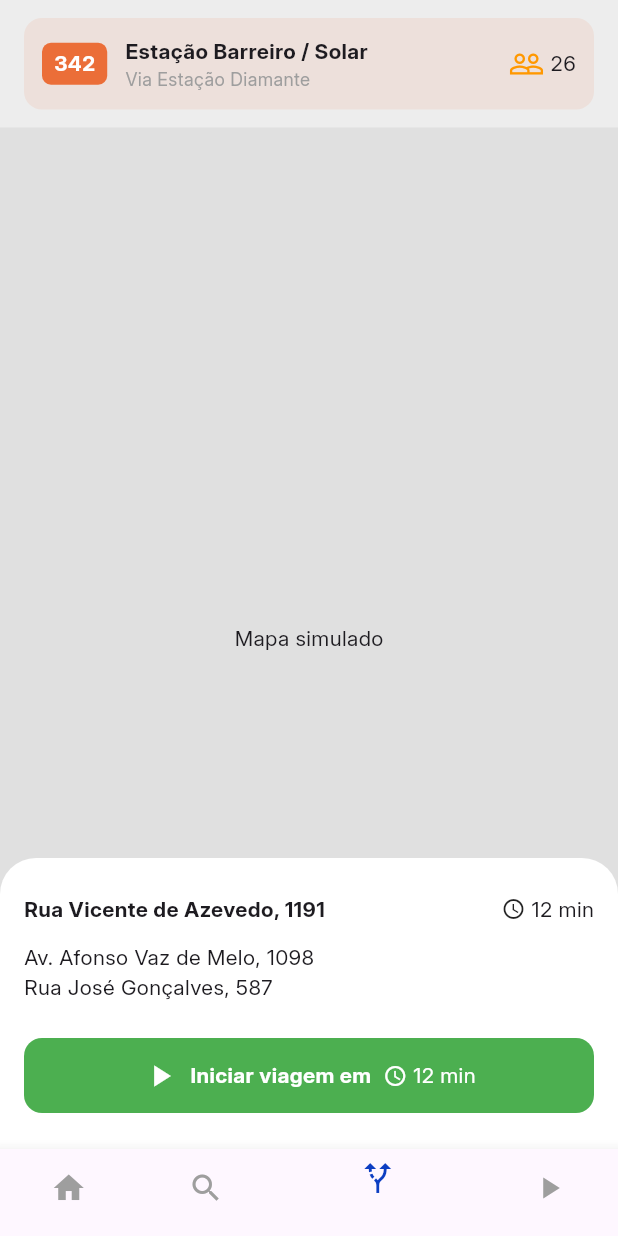
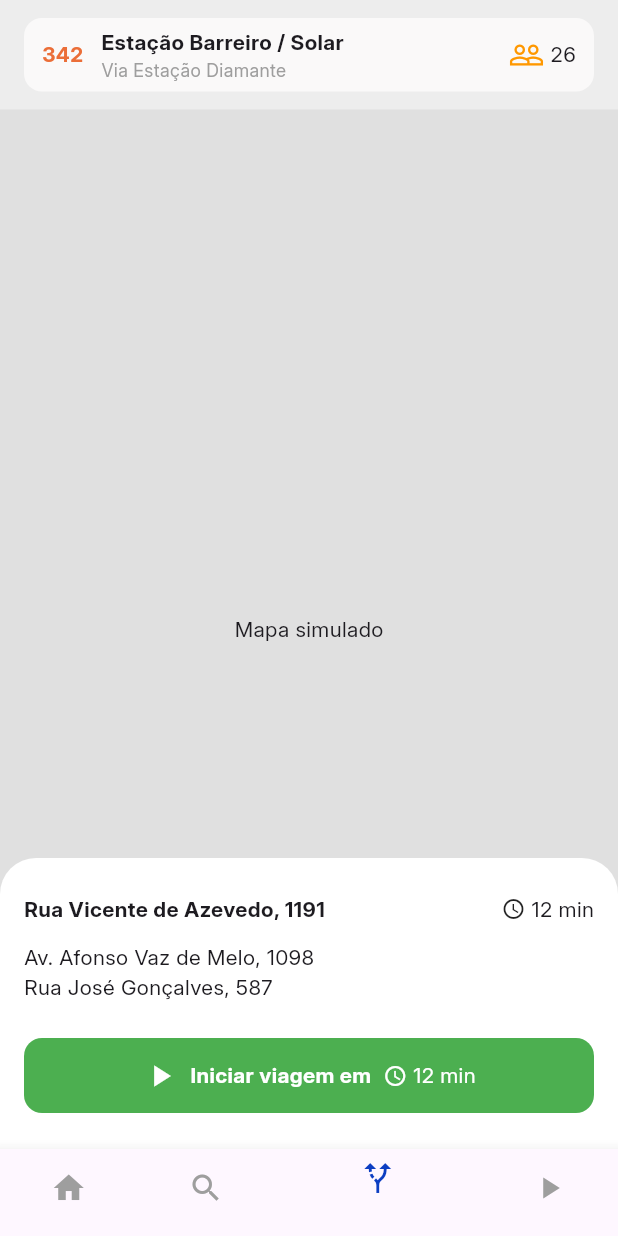
Before and after one commit to anaclaravr/wemoove_mobile, a Flutter app: the RouteScreen screen opened by its route, on a phone screen of 412 x 824 dp. Run offline on Flutter 3.47's test engine with Material 3 defaults, Android fonts, the phone set to English and light mode, and no system bars.

Commit message:
Ajustes de layout

```diff
--- a/lib/screens/route_screen.dart
+++ b/lib/screens/route_screen.dart
@@ -14,7 +14,7 @@ class RouteScreen extends StatelessWidget {
           if (index == 0) {
             Navigator.pushReplacementNamed(context, '/home');
           }
-          // Aqui pode implementar os outros índices se quiser
+          // Outras abas podem ser implementadas aqui
         },
         selectedItemColor: AppColors.azulNavegacao,
         unselectedItemColor: Colors.grey,
@@ -32,26 +32,19 @@ class RouteScreen extends StatelessWidget {
             Padding(
               padding: const EdgeInsets.symmetric(horizontal: 16),
               child: Container(
+                padding: const EdgeInsets.symmetric(vertical: 6, horizontal: 12),
                 decoration: BoxDecoration(
-                  color: AppColors.laranja.withOpacity(0.1),
+                  color: const Color(0xFFFAF9F9),
                   borderRadius: BorderRadius.circular(12),
                 ),
-                padding: const EdgeInsets.all(12),
                 child: Row(
                   children: [
-                    Container(
-                      padding: const EdgeInsets.symmetric(
-                          vertical: 4, horizontal: 8),
-                      decoration: BoxDecoration(
+                    Text(
+                      '342',
+                      style: TextStyle(
                         color: AppColors.laranja,
-                        borderRadius: BorderRadius.circular(6),
-                      ),
-                      child: const Text(
-                        '342',
-                        style: TextStyle(
-                          color: Colors.white,
-                          fontWeight: FontWeight.bold,
-                        ),
+                        fontWeight: FontWeight.bold,
+                        fontSize: 14,
                       ),
                     ),
                     const SizedBox(width: 12),
```
